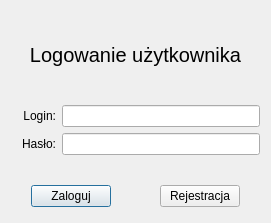
Qt form JaroEliCall/gui/login.ui (jaroslaw-wieczorek/Project_IP_Telephony_Python_Voip) before a commit.
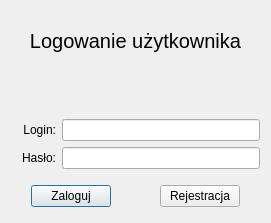
The same form after that commit.

Commit message: add labels for show errors and management methods

Diff of the .ui file:
```diff
--- a/JaroEliCall/gui/login.ui
+++ b/JaroEliCall/gui/login.ui
@@ -57,6 +57,13 @@
      </property>
     </widget>
    </item>
+   <item>
+    <widget class="QLabel" name="label_info">
+     <property name="text">
+      <string/>
+     </property>
+    </widget>
+   </item>
    <item>
     <spacer name="vertical_spacer_2">
      <property name="orientation">
```
The commit also changes 9 other files.
